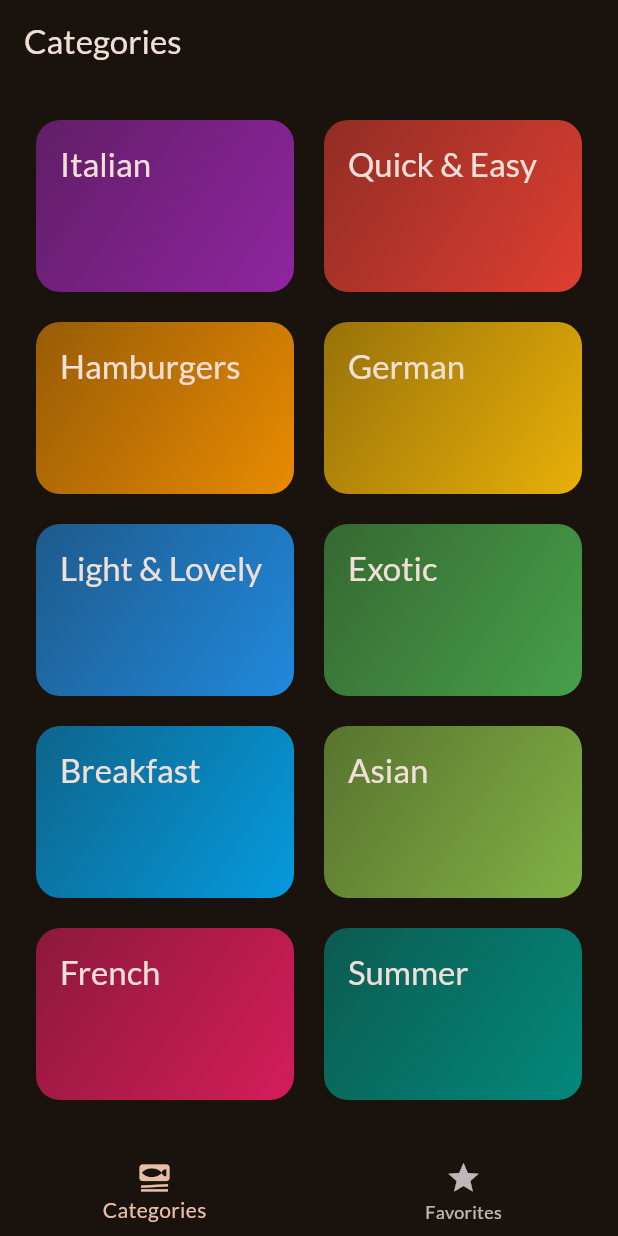
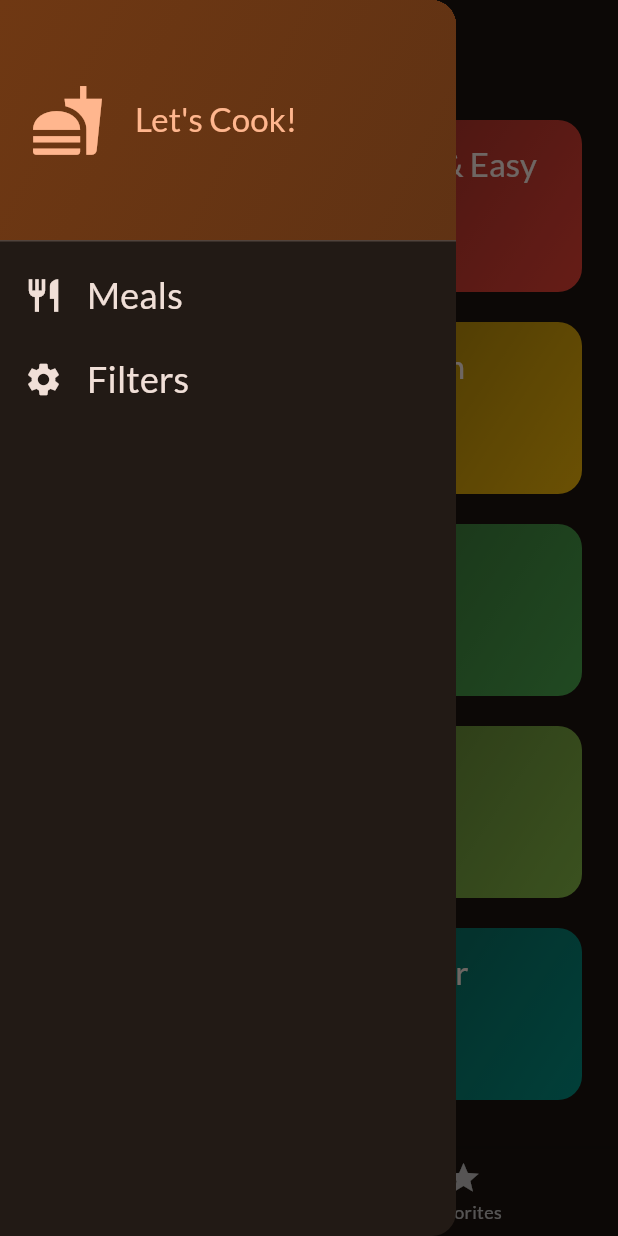
Before and after one commit to sophiagavrila/meals, a Flutter app: the screen it shows after launch, with the side drawer open (before the commit the screen has no drawer), on a phone screen of 412 x 824 dp. Run offline on Flutter 3.47's test engine with Material 2 defaults, Android fonts, the light colour scheme and no system bars; our stand-ins replace google_fonts, transparent_image.

Commit message:
add favorites state app-wide, begin drawer

```diff
--- a/lib/screens/categories.dart
+++ b/lib/screens/categories.dart
@@ -3,9 +3,12 @@ import 'package:meals/data/dummy_data.dart';
 import 'package:meals/screens/meals.dart';
 import 'package:meals/widgets/category_grid_item.dart';
 import 'package:meals/models/category.dart';
+import 'package:meals/models/meal.dart';
 
 class CategoriesScreen extends StatelessWidget {
-  const CategoriesScreen({super.key});
+  const CategoriesScreen({super.key, required this.onToggleFavorite});
+
+  final void Function(Meal meal) onToggleFavorite;
 
   // Navigating to Meals Screen
   void _selectCategory(BuildContext context, Category category) {
@@ -18,6 +21,7 @@ class CategoriesScreen extends StatelessWidget {
         builder: (ctx) => MealsScreen(
           title: category.title,
           meals: filteredMeals,
+          onToggleFavorite: onToggleFavorite,
         ),
       ),
     );
--- a/lib/screens/meals.dart
+++ b/lib/screens/meals.dart
@@ -4,16 +4,18 @@ import 'package:meals/widgets/meal_item.dart';
 import 'package:meals/screens/meal_details.dart';
 
 class MealsScreen extends StatelessWidget {
-  const MealsScreen({super.key, this.title, required this.meals});
+  const MealsScreen({super.key, this.title, required this.meals, required this.onToggleFavorite});
 
   final String? title;
   final List<Meal> meals;
+  final void Function(Meal meal) onToggleFavorite;
 
   void selectMeal(BuildContext context, Meal meal) {
     Navigator.of(context).push(
       MaterialPageRoute(
         builder: (ctx) => MealDetailsScreen(
           meal: meal,
+          onToggleFavorite: onToggleFavorite,
         ),
       ),
     );
--- a/lib/screens/tabs.dart
+++ b/lib/screens/tabs.dart
@@ -1,6 +1,8 @@
 import 'package:flutter/material.dart';
 import 'package:meals/screens/categories.dart';
 import 'package:meals/screens/meals.dart';
+import 'package:meals/models/meal.dart';
+import 'package:meals/widgets/main_drawer.dart';
 
 class TabsScreen extends StatefulWidget {
   const TabsScreen({super.key});
@@ -11,6 +13,29 @@ class TabsScreen extends StatefulWidget {
 
 class _TabsScreenState extends State<TabsScreen> {
   int _selectedPageIndex = 0;
+  final List<Meal> _favoriteMeals = [];
+
+  void _showInfoMessage(String message) {
+    ScaffoldMessenger.of(context).clearSnackBars();
+    ScaffoldMessenger.of(context).showSnackBar(
+      SnackBar(
+        content: Text(message),
+        duration: const Duration(seconds: 2),
+      ),
+    );
+  }
+
+  void _toggleMealFavoriteStatus(Meal meal) {
+    setState(() {
+      if (_favoriteMeals.contains(meal)) {
+        _favoriteMeals.remove(meal);
+        _showInfoMessage('Removed ${meal.title} from favorites');
+      } else {
+        _favoriteMeals.add(meal);
+        _showInfoMessage('Added ${meal.title} to favorites');
+      }
+    });
+  }
 
   void _selectPage(int index) {
     setState(() {
@@ -18,14 +43,22 @@ class _TabsScreenState extends State<TabsScreen> {
     });
   }
 
+  void _setScreen(String identifier) {
+    if (identifier == 'filters') {
+
+    }else {
+      Navigator.of(context).pop();
+    }
+  }
+
   @override
   Widget build(BuildContext context) {
 
-    Widget activePage = const CategoriesScreen();
+    Widget activePage = CategoriesScreen(onToggleFavorite: _toggleMealFavoriteStatus);
     var activePageTitle = 'Categories';
 
     if (_selectedPageIndex == 1) {
-      activePage = const MealsScreen(meals: []);
+      activePage = MealsScreen(meals: _favoriteMeals, onToggleFavorite: _toggleMealFavoriteStatus);
       activePageTitle = 'Your Favorites';
     }
 
@@ -33,6 +66,7 @@ class _TabsScreenState extends State<TabsScreen> {
       appBar: AppBar(
         title: Text(activePageTitle),
       ),
+      drawer: MainDrawer(onSelectScreen: _setScreen),
       body: activePage,
       bottomNavigationBar: BottomNavigationBar(
         onTap: _selectPage,
--- /dev/null
+++ b/lib/widgets/main_drawer.dart
@@ -0,0 +1,71 @@
+import 'package:flutter/material.dart';
+
+class MainDrawer extends StatelessWidget {
+  const MainDrawer({super.key, required this.onSelectScreen});
+
+  final void Function(String identifier) onSelectScreen;
+
+  @override
+  Widget build(BuildContext context) {
+    return Drawer(
+      child: Column(
+        children: [
+          DrawerHeader(
+            padding: const EdgeInsets.all(20),
+            decoration: BoxDecoration(
+                gradient: LinearGradient(
+              colors: [
+                Theme.of(context).colorScheme.primaryContainer,
+                Theme.of(context).colorScheme.primaryContainer.withOpacity(0.8),
+              ],
+              begin: Alignment.topLeft,
+              end: Alignment.bottomRight,
+            )),
+            child: Row(
+              children: [
+                Icon(Icons.fastfood,
+                    size: 50, color: Theme.of(context).colorScheme.primary),
+                const SizedBox(
+                  width: 20,
+                ),
+                Text(
+                  'Let\'s Cook!',
+                  style: Theme.of(context)
+                      .textTheme
+                      .titleLarge!
+                      .copyWith(color: Theme.of(context).colorScheme.primary),
+                ),
+              ],
+            ),
+          ),
+          ListTile(
+            leading: Icon(Icons.restaurant,
+                size: 26, color: Theme.of(context).colorScheme.onBackground),
+            title: Text(
+              'Meals',
+              style: Theme.of(context).textTheme.titleSmall!.copyWith(
+                  color: Theme.of(context).colorScheme.onBackground,
+                  fontSize: 24),
+            ),
+            onTap: () {
+              onSelectScreen('meals');
+            },
+          ),
+          ListTile(
+            leading: Icon(Icons.settings,
+                size: 26, color: Theme.of(context).colorScheme.onBackground),
+            title: Text(
+              'Filters',
+              style: Theme.of(context).textTheme.titleSmall!.copyWith(
+                  color: Theme.of(context).colorScheme.onBackground,
+                  fontSize: 24),
+            ),
+            onTap: () {
+              onSelectScreen('filters');
+            },
+          ),
+        ],
+      ),
+    );
+  }
+}
```
Also changed, not shown: lib/screens/filters.dart (added, +19 -0 lines), lib/screens/meal_details.dart (+5 -2 lines), 3 other files.
